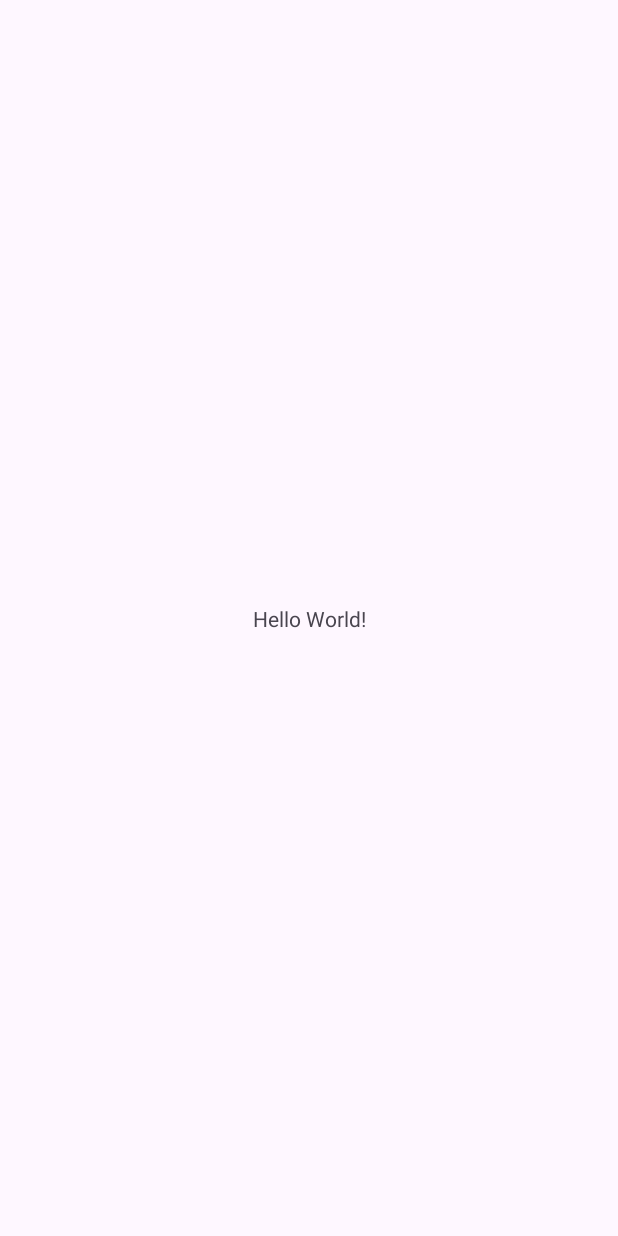
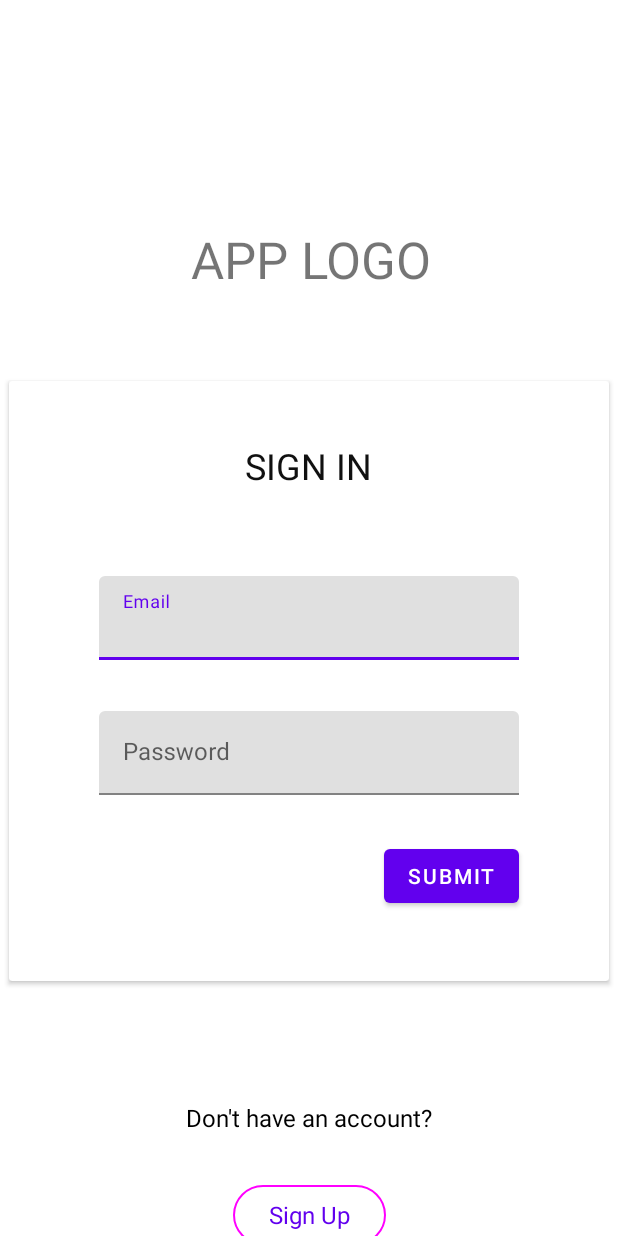
Before and after one commit to gabrielgnd1/uashealingpls, an Android app: the screen it shows after launch (MainActivity before the commit, SignInActivity after it), on a phone screen of 412 x 824 dp. Before the commit the screen is almost empty. Run offline under Robolectric (Android 15) with nearby library versions, the phone set to English and light mode, and no system bars.

Commit message:
Designing Sign In Page Layout

```diff
--- /dev/null
+++ b/app/src/main/java/com/mnkdev/uashealing23/SignInActivity.kt
@@ -0,0 +1,18 @@
+package com.mnkdev.uashealing23
+
+import android.os.Bundle
+import androidx.activity.enableEdgeToEdge
+import androidx.appcompat.app.AppCompatActivity
+import androidx.core.view.ViewCompat
+import androidx.core.view.WindowInsetsCompat
+import com.mnkdev.uashealing23.databinding.ActivitySignInBinding
+
+class SignInActivity : AppCompatActivity() {
+    private lateinit var binding: ActivitySignInBinding
+
+    override fun onCreate(savedInstanceState: Bundle?) {
+        super.onCreate(savedInstanceState)
+        binding = ActivitySignInBinding.inflate(layoutInflater)
+        setContentView(binding.root)
+    }
+}
--- /dev/null
+++ b/app/src/main/res/layout/activity_sign_in.xml
@@ -0,0 +1,105 @@
+<?xml version="1.0" encoding="utf-8"?>
+<androidx.constraintlayout.widget.ConstraintLayout xmlns:android="http://schemas.android.com/apk/res/android"
+    xmlns:app="http://schemas.android.com/apk/res-auto"
+    xmlns:tools="http://schemas.android.com/tools"
+    android:layout_width="match_parent"
+    android:layout_height="match_parent"
+    tools:context=".SignInActivity">
+
+    <TextView
+        android:id="@+id/lblLogo"
+        android:layout_width="wrap_content"
+        android:layout_height="wrap_content"
+        android:layout_marginTop="150dp"
+        android:text="APP LOGO"
+        android:textSize="34sp"
+        app:layout_constraintEnd_toEndOf="parent"
+        app:layout_constraintHorizontal_bias="0.506"
+        app:layout_constraintStart_toStartOf="parent"
+        app:layout_constraintTop_toTopOf="parent" />
+
+    <androidx.cardview.widget.CardView
+        android:id="@+id/cardView"
+        android:layout_width="400dp"
+        android:layout_height="400dp"
+        app:layout_constraintBottom_toBottomOf="parent"
+        app:layout_constraintEnd_toEndOf="parent"
+        app:layout_constraintStart_toStartOf="parent"
+        app:layout_constraintTop_toBottomOf="@+id/lblLogo"
+        app:layout_constraintVertical_bias="0.256">
+
+        <TextView
+            android:id="@+id/lblSignIn"
+            android:layout_width="wrap_content"
+            android:layout_height="wrap_content"
+            android:layout_gravity="center|top"
+            android:layout_marginTop="40dp"
+            android:text="SIGN IN"
+            android:textColor="#101010"
+            android:textSize="24sp" />
+
+        <com.google.android.material.textfield.TextInputLayout
+            android:id="@+id/txtEmail"
+            android:layout_width="280dp"
+            android:layout_height="wrap_content"
+            android:layout_gravity="center|top"
+            android:layout_marginTop="130dp">
+
+            <com.google.android.material.textfield.TextInputEditText
+                android:id="@+id/txtEditEmail"
+                android:layout_width="match_parent"
+                android:layout_height="wrap_content"
+                android:hint="Email" />
+        </com.google.android.material.textfield.TextInputLayout>
+
+        <com.google.android.material.textfield.TextInputLayout
+            android:id="@+id/txtPassword"
+            android:layout_width="280dp"
+            android:layout_height="wrap_content"
+            android:layout_gravity="center|top"
+            android:layout_marginTop="220dp">
+
+            <com.google.android.material.textfield.TextInputEditText
+                android:id="@+id/txtEditPassword"
+                android:layout_width="match_parent"
+                android:layout_height="wrap_content"
+                android:hint="Password" />
+        </com.google.android.material.textfield.TextInputLayout>
+
+        <Button
+            android:id="@+id/btnSubmit"
+            android:layout_width="wrap_content"
+            android:layout_height="wrap_content"
+            android:layout_gravity="center|end"
+            android:layout_marginTop="130dp"
+            android:layout_marginEnd="60dp"
+            android:text="Submit" />
+
+    </androidx.cardview.widget.CardView>
+
+    <Button
+        android:id="@+id/btnSignUp"
+        style="@style/Widget.Material3.Button.OutlinedButton"
+        android:layout_width="wrap_content"
+        android:layout_height="wrap_content"
+        android:layout_marginTop="30dp"
+        android:text="Sign Up"
+        android:textSize="16sp"
+        app:layout_constraintEnd_toEndOf="parent"
+        app:layout_constraintHorizontal_bias="0.501"
+        app:layout_constraintStart_toStartOf="parent"
+        app:layout_constraintTop_toBottomOf="@+id/lblDontHaveAcc" />
+
+    <TextView
+        android:id="@+id/lblDontHaveAcc"
+        android:layout_width="wrap_content"
+        android:layout_height="wrap_content"
+        android:layout_marginTop="80dp"
+        android:text="Don't have an account?"
+        android:textColor="#000000"
+        android:textSize="16sp"
+        app:layout_constraintEnd_toEndOf="parent"
+        app:layout_constraintStart_toStartOf="parent"
+        app:layout_constraintTop_toBottomOf="@+id/cardView" />
+
+</androidx.constraintlayout.widget.ConstraintLayout>
--- a/app/src/main/res/values-night/themes.xml
+++ b/app/src/main/res/values-night/themes.xml
@@ -1,6 +1,6 @@
 <resources xmlns:tools="http://schemas.android.com/tools">
     <!-- Base application theme. -->
-    <style name="Base.Theme.Uashealing23" parent="Theme.Material3.DayNight.NoActionBar">
+    <style name="Base.Theme.Uashealing23" parent="Theme.MaterialComponents.DayNight.NoActionBar">
         <!-- Customize your dark theme here. -->
         <!-- <item name="colorPrimary">@color/my_dark_primary</item> -->
     </style>
--- a/app/src/main/res/values/themes.xml
+++ b/app/src/main/res/values/themes.xml
@@ -1,6 +1,6 @@
 <resources xmlns:tools="http://schemas.android.com/tools">
     <!-- Base application theme. -->
-    <style name="Base.Theme.Uashealing23" parent="Theme.Material3.DayNight.NoActionBar">
+    <style name="Base.Theme.Uashealing23" parent="Theme.MaterialComponents.DayNight.NoActionBar">
         <!-- Customize your light theme here. -->
         <!-- <item name="colorPrimary">@color/my_light_primary</item> -->
     </style>
```
Also changed, not shown: app/build.gradle.kts (+8 -1 lines), app/src/main/AndroidManifest.xml (+8 -2 lines), app/src/main/java/com/mnkdev/uashealing23/SignUpActivity.kt (added, +18 -0 lines), app/src/main/res/layout/activity_sign_up.xml (added, +32 -0 lines), gradle/libs.versions.toml (+8 -0 lines).
